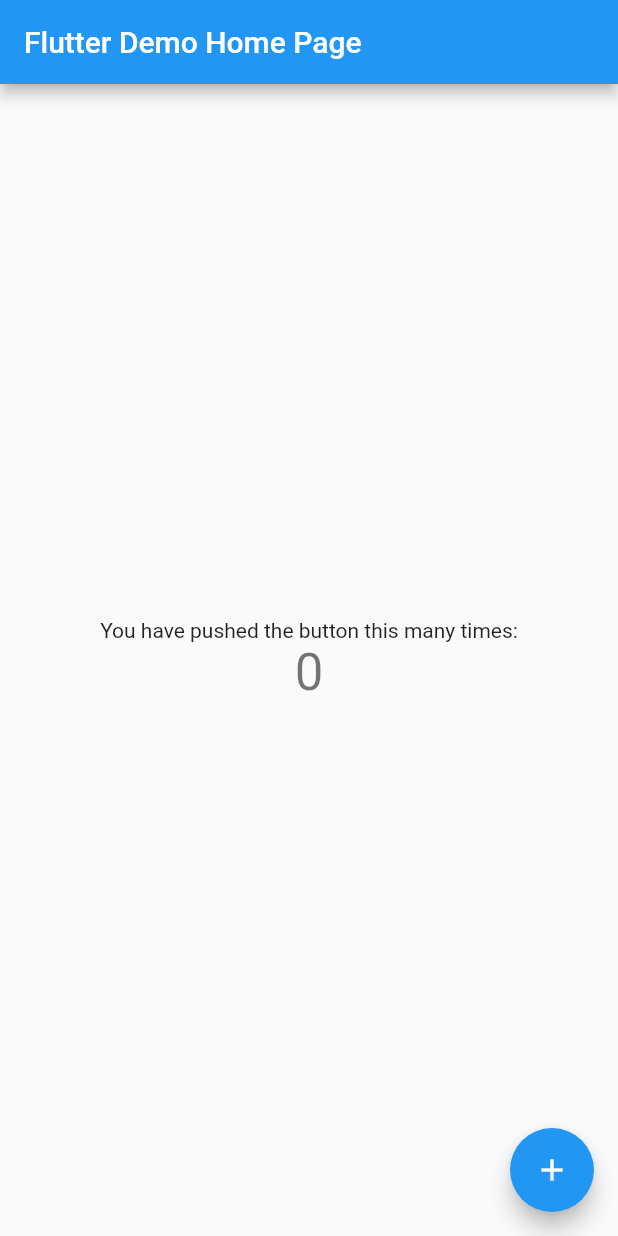
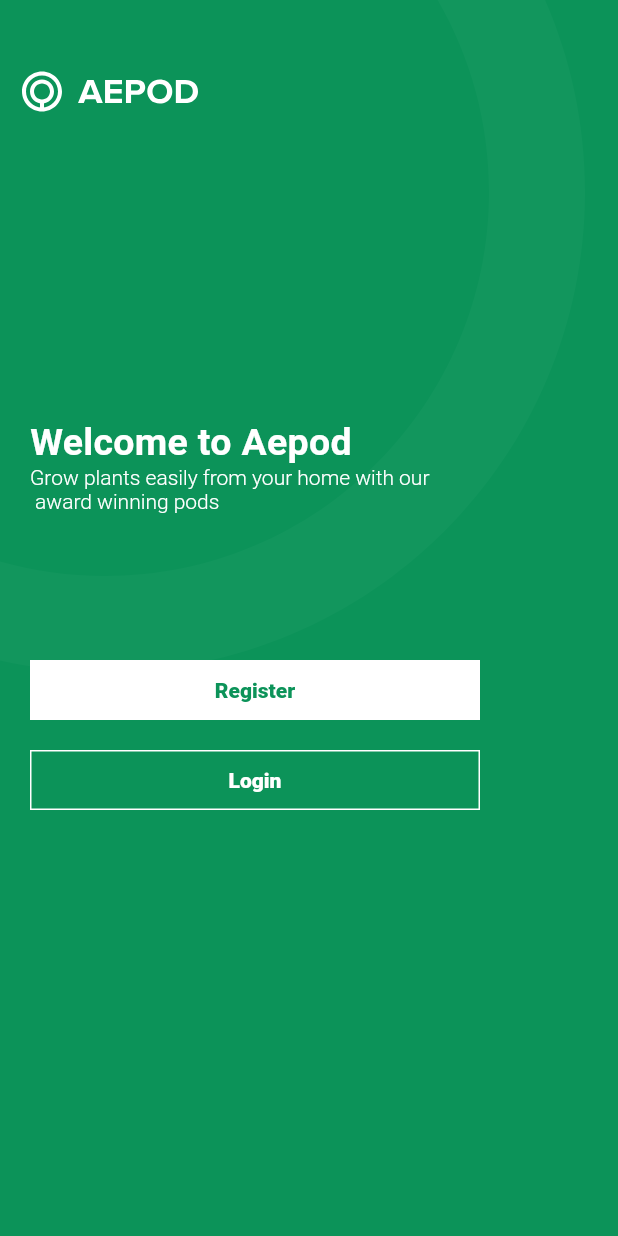
Before and after one commit to Jonyango/Aepod, a Flutter app: the screen it shows after launch, on a phone screen of 412 x 824 dp. Run offline on Flutter 3.47's test engine with Material 2 defaults, Android fonts, the phone set to English and light mode, and no system bars; our stand-ins replace flutter_svg.

Commit message:
worked on the welcome screen

```diff
--- /dev/null
+++ b/lib/components/button.dart
@@ -0,0 +1,28 @@
+import 'package:flutter/material.dart';
+
+class Button extends StatelessWidget {
+  final String buttonName;
+  final Color backgroundColor;
+  final Color textColor;
+
+  Button({this.buttonName, this.backgroundColor, this.textColor});
+
+  @override
+  Widget build(BuildContext context) {
+    return Container(
+      width: 300,
+      height: 40,
+      decoration: BoxDecoration(
+        border: Border.all(color: Colors.white),
+        color: backgroundColor,
+      ),
+      child: FlatButton(
+        onPressed: null,
+        child: Text(
+          buttonName,
+          style: TextStyle(fontWeight: FontWeight.w800, color: textColor),
+        ),
+      ),
+    );
+  }
+}
--- /dev/null
+++ b/lib/components/components.dart
@@ -0,0 +1,2 @@
+export 'button.dart';
+export 'topRightClipper.dart';
--- a/lib/main.dart
+++ b/lib/main.dart
@@ -1,4 +1,5 @@
 import 'package:flutter/material.dart';
+import 'screens/index.dart';
 
 void main() {
   runApp(MyApp());
@@ -9,109 +10,8 @@ class MyApp extends StatelessWidget {
   @override
   Widget build(BuildContext context) {
     return MaterialApp(
-      title: 'Flutter Demo',
-      theme: ThemeData(
-        // This is the theme of your application.
-        //
-        // Try running your application with "flutter run". You'll see the
-        // application has a blue toolbar. Then, without quitting the app, try
-        // changing the primarySwatch below to Colors.green and then invoke
-        // "hot reload" (press "r" in the console where you ran "flutter run",
-        // or simply save your changes to "hot reload" in a Flutter IDE).
-        // Notice that the counter didn't reset back to zero; the application
-        // is not restarted.
-        primarySwatch: Colors.blue,
-        // This makes the visual density adapt to the platform that you run
-        // the app on. For desktop platforms, the controls will be smaller and
-        // closer together (more dense) than on mobile platforms.
-        visualDensity: VisualDensity.adaptivePlatformDensity,
-      ),
-      home: MyHomePage(title: 'Flutter Demo Home Page'),
+
+      home: WelcomeScreen(),
     );
   }
 }
-
-class MyHomePage extends StatefulWidget {
-  MyHomePage({Key key, this.title}) : super(key: key);
-
-  // This widget is the home page of your application. It is stateful, meaning
-  // that it has a State object (defined below) that contains fields that affect
-  // how it looks.
-
-  // This class is the configuration for the state. It holds the values (in this
-  // case the title) provided by the parent (in this case the App widget) and
-  // used by the build method of the State. Fields in a Widget subclass are
-  // always marked "final".
-
-  final String title;
-
-  @override
-  _MyHomePageState createState() => _MyHomePageState();
-}
-
-class _MyHomePageState extends State<MyHomePage> {
-  int _counter = 0;
-
-  void _incrementCounter() {
-    setState(() {
-      // This call to setState tells the Flutter framework that something has
-      // changed in this State, which causes it to rerun the build method below
-      // so that the display can reflect the updated values. If we changed
-      // _counter without calling setState(), then the build method would not be
-      // called again, and so nothing would appear to happen.
-      _counter++;
-    });
-  }
-
-  @override
-  Widget build(BuildContext context) {
-    // This method is rerun every time setState is called, for instance as done
-    // by the _incrementCounter method above.
-    //
-    // The Flutter framework has been optimized to make rerunning build methods
-    // fast, so that you can just rebuild anything that needs updating rather
-    // than having to individually change instances of widgets.
-    return Scaffold(
-      appBar: AppBar(
-        // Here we take the value from the MyHomePage object that was created by
-        // the App.build method, and use it to set our appbar title.
-        title: Text(widget.title),
-      ),
-      body: Center(
-        // Center is a layout widget. It takes a single child and positions it
-        // in the middle of the parent.
-        child: Column(
-          // Column is also a layout widget. It takes a list of children and
-          // arranges them vertically. By default, it sizes itself to fit its
-          // children horizontally, and tries to be as tall as its parent.
-          //
-          // Invoke "debug painting" (press "p" in the console, choose the
-          // "Toggle Debug Paint" action from the Flutter Inspector in Android
-          // Studio, or the "Toggle Debug Paint" command in Visual Studio Code)
-          // to see the wireframe for each widget.
-          //
-          // Column has various properties to control how it sizes itself and
-          // how it positions its children. Here we use mainAxisAlignment to
-          // center the children vertically; the main axis here is the vertical
-          // axis because Columns are vertical (the cross axis would be
-          // horizontal).
-          mainAxisAlignment: MainAxisAlignment.center,
-          children: <Widget>[
-            Text(
-              'You have pushed the button this many times:',
-            ),
-            Text(
-              '$_counter',
-              style: Theme.of(context).textTheme.headline4,
-            ),
-          ],
-        ),
-      ),
-      floatingActionButton: FloatingActionButton(
-        onPressed: _incrementCounter,
-        tooltip: 'Increment',
-        child: Icon(Icons.add),
-      ), // This trailing comma makes auto-formatting nicer for build methods.
-    );
-  }
-}
--- /dev/null
+++ b/lib/screens/index.dart
@@ -0,0 +1,2 @@
+export 'registration_page.dart';
+export 'welcome_screen.dart';
--- /dev/null
+++ b/lib/screens/welcome_screen.dart
@@ -0,0 +1,67 @@
+import 'package:flutter/material.dart';
+import 'package:flutter_svg/flutter_svg.dart';
+import 'package:aepod/components/components.dart';
+
+class WelcomeScreen extends StatelessWidget {
+  @override
+  Widget build(BuildContext context) {
+    return Scaffold(
+      backgroundColor: Color(0xff0C9359),
+      body: SafeArea(
+        child: Center(
+          child: Stack(children: [
+            Align(
+              alignment: Alignment.topLeft,
+              child: Padding(
+                padding: EdgeInsets.only(left: 12.0, top:45.0),
+                child: SvgPicture.asset('assets/images/icon.svg',
+                    color: Colors.white),
+              ),
+            ),
+            SvgPicture.asset('assets/images/Ellipse 1 (Stroke).svg'),
+            Positioned(
+              top: 280,
+              left: 20,
+              child: Text(
+                'Welcome to Aepod',
+                style: TextStyle(
+                    fontWeight: FontWeight.bold,
+                    color: Colors.white,
+                    letterSpacing: 0.2,
+                    fontSize: 25.0
+                    ),
+              ),
+            ),
+            Positioned(
+              top: 310,
+              left: 20,
+              child: Text(
+                'Grow plants easily from your home with our \n award winning pods',
+                style:
+                    TextStyle(fontWeight: FontWeight.w300, color: Colors.white),
+              ),
+            ),
+            Positioned(
+              top: 440,
+              left:20,
+              child: Button(
+                buttonName: 'Register',
+                backgroundColor: Colors.white,
+                textColor: Color(0xff0C9359),
+              ),
+            ),
+            Positioned(
+              top: 500,
+              left:20,
+              child: Button(
+                buttonName: 'Login',
+                backgroundColor: Colors.transparent,
+                textColor: Colors.white,
+              ),
+            ),
+          ]),
+        ),
+      ),
+    );
+  }
+}
```
Also changed, not shown: lib/components/topRightClipper.dart (added, +96 -0 lines), pubspec.yaml (+4 -3 lines), assets/images/Ellipse 1 (Stroke) (1).svg (added), assets/images/Ellipse 1 (Stroke) (2).svg (added), assets/images/Ellipse 1 (Stroke).svg (added), assets/images/icon.svg (added), lib/screens/registration_page.dart (added), pubspec.lock.
